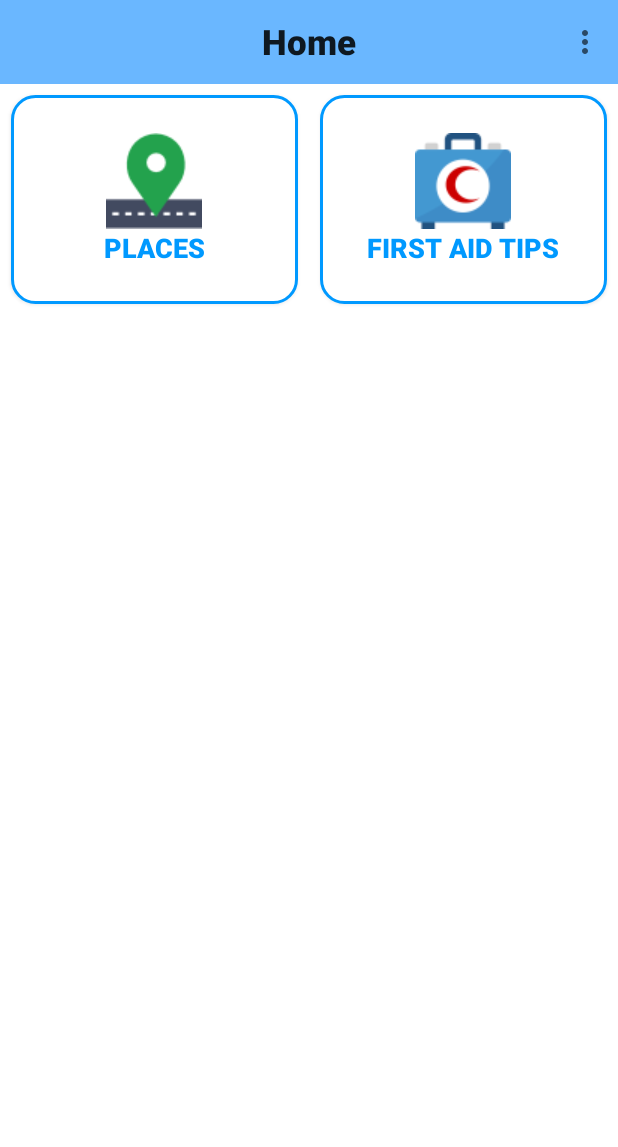
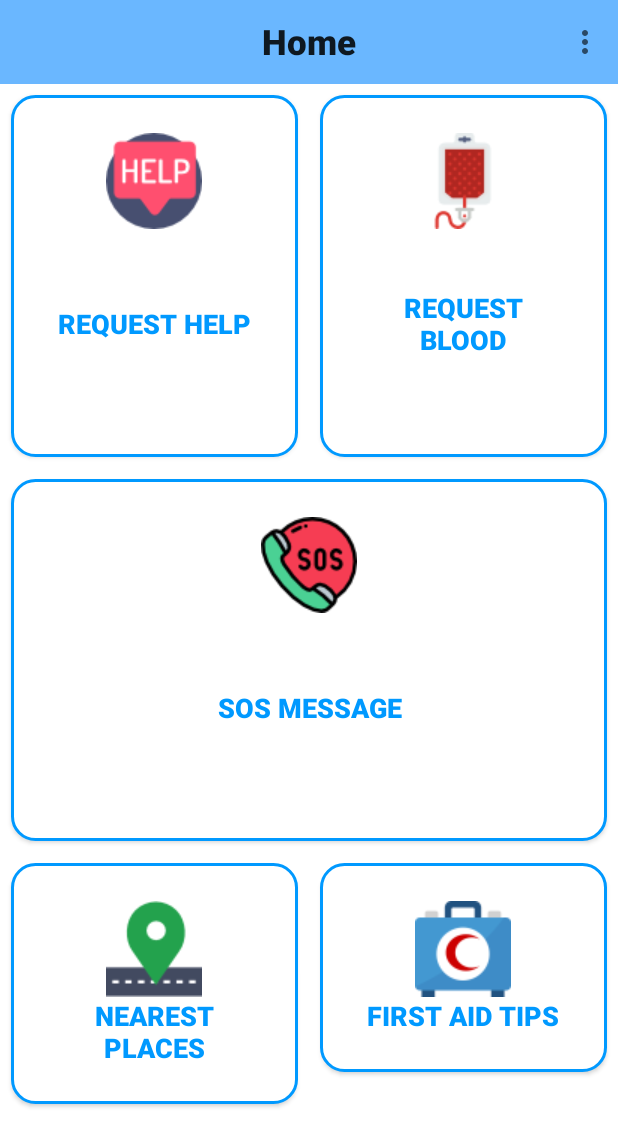
Before and after one commit to EngineerAhmedAbass/Es3fny, an Android app: the screen it shows after launch (SkipHome), after a tap on "SKIP", on a phone screen of 412 x 824 dp. Shown: the top 1147 px of the screen. Run offline under Robolectric (Android 15) with nearby library versions, the phone set to English and light mode, and no system bars; our stand-ins replace Firebase (no records; nobody signed in at launch, a user with empty details on screens opened directly), Volley; libraries missing offline, so code that uses them is left out: com.crashlytics.android, com.karan.churi, io.fabric.sdk; 3 statements that could not run were skipped.

Commit message:
Update in SKip Home Layout and adding string Value

```diff
--- a/app/src/main/java/com/es3fny/Main/SkipHome.java
+++ b/app/src/main/java/com/es3fny/Main/SkipHome.java
@@ -26,7 +26,7 @@ import java.util.Locale;
 
 public class SkipHome extends AppCompatActivity {
     public Button Places_BTN;
-    public Button First_Aid_BTN;
+    public Button First_Aid_BTN, Blood__BTN, Help_BTN,SOS_Btn;
     boolean doubleBackToExitPressedOnce = false;
     private boolean Language_Changed;
 
@@ -56,6 +56,9 @@ public class SkipHome extends AppCompatActivity {
         setContentView(R.layout.activity_skip_home);
         Places_BTN = findViewById(R.id.Places_BTN);
         First_Aid_BTN = findViewById(R.id.First_Aid_BTN);
+        Blood__BTN = findViewById(R.id.Blood_BTN);
+        Help_BTN = findViewById(R.id.help_request_Btn);
+        SOS_Btn = findViewById(R.id.SOS_BTN);
         Bundle extra =  getIntent().getExtras();
         if(extra != null ){
             Type = extra.getInt("type");
@@ -71,6 +74,24 @@ public class SkipHome extends AppCompatActivity {
                 Intent MapsIntnet = new Intent(SkipHome.this, MainMap.class);
                 MapsIntnet.putExtra("type",1);
                 startActivity(MapsIntnet);
+            }
+        });
+        Blood__BTN.setOnClickListener(new View.OnClickListener() {
+            @Override
+            public void onClick(View view) {
+                Toast.makeText(SkipHome.this, R.string.Must_Login, Toast.LENGTH_SHORT).show();
+            }
+        });
+        Help_BTN.setOnClickListener(new View.OnClickListener() {
+            @Override
+            public void onClick(View view) {
+                Toast.makeText(SkipHome.this, R.string.Must_Login, Toast.LENGTH_SHORT).show();
+            }
+        });
+        SOS_Btn.setOnClickListener(new View.OnClickListener() {
+            @Override
+            public void onClick(View view) {
+                Toast.makeText(SkipHome.this, R.string.Must_Login, Toast.LENGTH_SHORT).show();
             }
         });
         First_Aid_BTN.setOnClickListener(new View.OnClickListener() {
--- a/app/src/main/res/layout/activity_skip_home.xml
+++ b/app/src/main/res/layout/activity_skip_home.xml
@@ -10,6 +10,66 @@
         layout="@layout/my_action_bar"
         android:id="@+id/app_bar"
         />
+    <LinearLayout
+        android:layout_width="fill_parent"
+        android:layout_height="0dp"
+        android:layout_weight="1"
+        android:weightSum="2"
+        android:orientation="horizontal" >
+
+        <Button
+            android:id="@+id/help_request_Btn"
+            android:layout_width="0dp"
+            android:layout_height="fill_parent"
+            android:layout_weight="1"
+            android:background="@drawable/rounded_button"
+            android:layout_margin="7dp"
+            android:textColor="#FF0099FF"
+            android:textStyle="bold"
+            android:drawableTop="@drawable/help"
+            android:padding="25dp"
+            android:text="@string/request_help"
+            android:textSize="18sp"
+            tools:ignore="NestedWeights" />
+
+        <Button
+            android:id="@+id/Blood_BTN"
+            android:layout_width="0dp"
+            android:textStyle="bold"
+            android:layout_height="fill_parent"
+            android:layout_weight="1"
+            android:drawableTop="@drawable/bloodtransfusion1"
+            android:padding="25dp"
+            android:text="@string/request_blood"
+            android:textColor="#FF0099FF"
+            android:background="@drawable/rounded_button"
+            android:layout_margin="7dp"
+            android:textSize="18sp"/>
+    </LinearLayout>
+
+    <LinearLayout
+        android:layout_width="fill_parent"
+        android:layout_height="0dp"
+        android:layout_weight="1"
+        android:weightSum="1"
+        android:orientation="horizontal" >
+
+        <Button
+            android:id="@+id/SOS_BTN"
+            android:layout_width="0dp"
+            android:layout_height="fill_parent"
+            android:layout_weight="1"
+            android:textStyle="bold"
+            android:drawableTop="@drawable/sos1"
+            android:padding="25dp"
+            android:background="@drawable/rounded_button"
+            android:layout_margin="7dp"
+            android:text="@string/sos_message"
+            android:textSize="18sp"
+            android:textColor="#FF0099FF"
+            tools:ignore="NestedWeights" />
+    </LinearLayout>
+
     <LinearLayout
         android:layout_width="fill_parent"
         android:layout_height="0dp"
--- a/app/src/main/res/values/strings.xml
+++ b/app/src/main/res/values/strings.xml
@@ -76,7 +76,7 @@
     <string name="request_help">Request Help</string>
     <string name="request_blood">Request Blood</string>
     <string name="sos_message">SOS Message</string>
-    <string name="places">Places</string>
+    <string name="places">Nearest Places</string>
     <string name="first_aid_tips">First Aid Tips</string>
     <string name="email">Email</string>
     <string name="password">Password</string>
@@ -148,6 +148,7 @@
     <string name="add_3_contacts">Sorry you can\'t add more than 3 Contacts!</string>
     <string name="contact_deleted_success">Contact deleted successfully!</string>
     <string name="contact_added_success">Contact added successfully!</string>
+    <string name="Must_Login">You Must Login!</string>
     <string name="back_to_exit">Press again to exit!</string>
     <string name="description_title">Description</string>
     <string name="address_title">Address</string>
```
Also changed, not shown: 1 other file.
